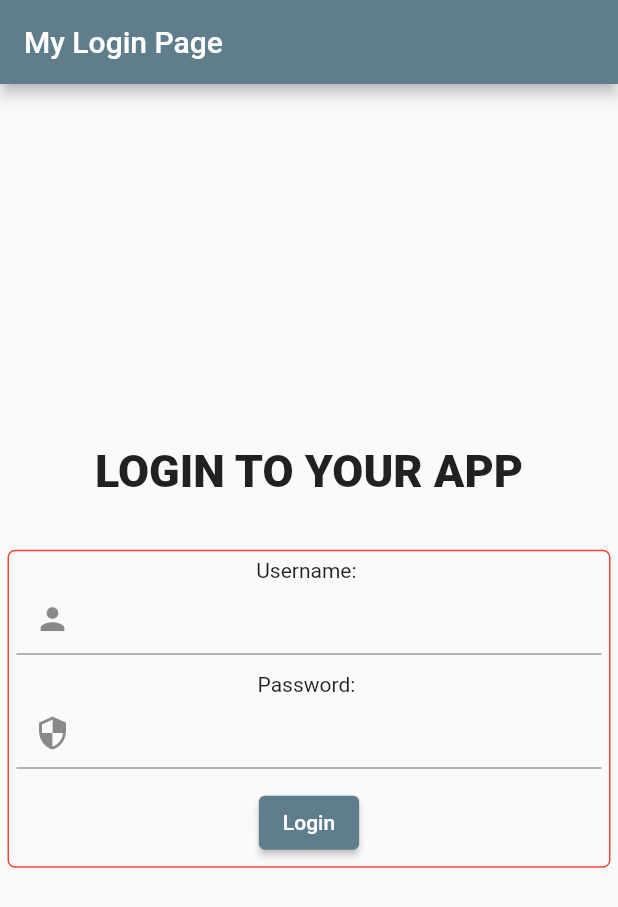
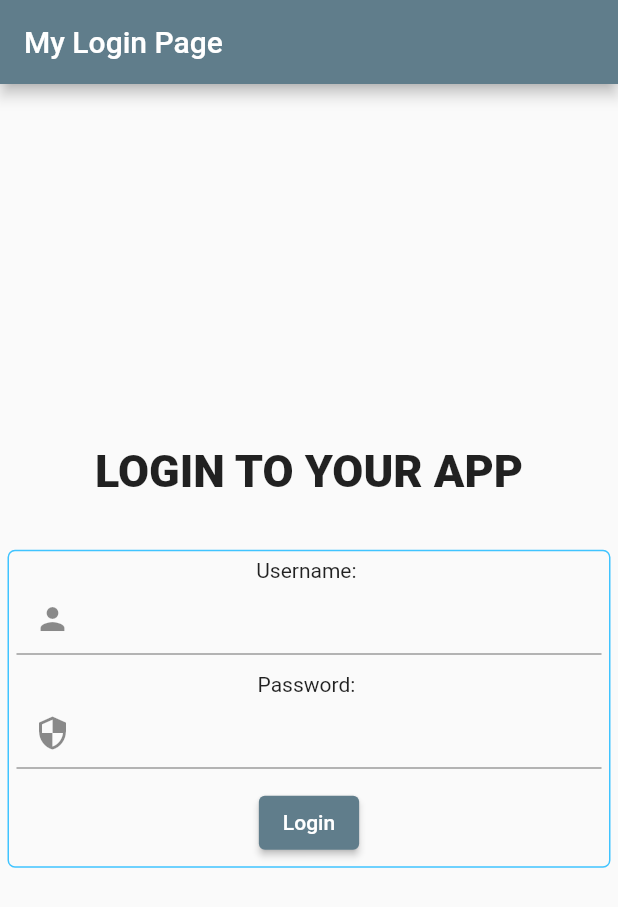
Before and after one commit to Tracy0708/Assignment_2, a Flutter app: the screen it shows after launch, on a phone screen of 412 x 824 dp. Shown: the top 907 px of the screen. Run offline on Flutter 3.47's test engine with Material 2 defaults, Android fonts, the phone set to English and light mode, and no system bars; our stand-ins replace firebase_core; accounts and stored records are empty.

Commit message:
third commit

```diff
--- a/lib/home.dart
+++ b/lib/home.dart
@@ -9,7 +9,7 @@ class Home extends StatelessWidget {
           title: const Text("My Home Page"),
         ),
         body: Container(
-          decoration: const BoxDecoration(color: Colors.amber),
+          decoration: const BoxDecoration(color: Color.fromARGB(255, 171, 205, 255)),
           child: const Center(
 
             child: Text("Welcome to home page",
--- a/lib/main.dart
+++ b/lib/main.dart
@@ -50,7 +50,7 @@ class _MyLoginPageState extends State<MyLoginPage> {
             margin: const EdgeInsets.all(5.0),//outer
             padding: const EdgeInsets.all(5.0),//inner
             decoration: BoxDecoration(
-                border: Border.all(color: Colors.red),
+                border: Border.all(color: Colors.lightBlueAccent),
                 borderRadius: BorderRadius.circular(5.0)),
             child:
                 Column(
```
